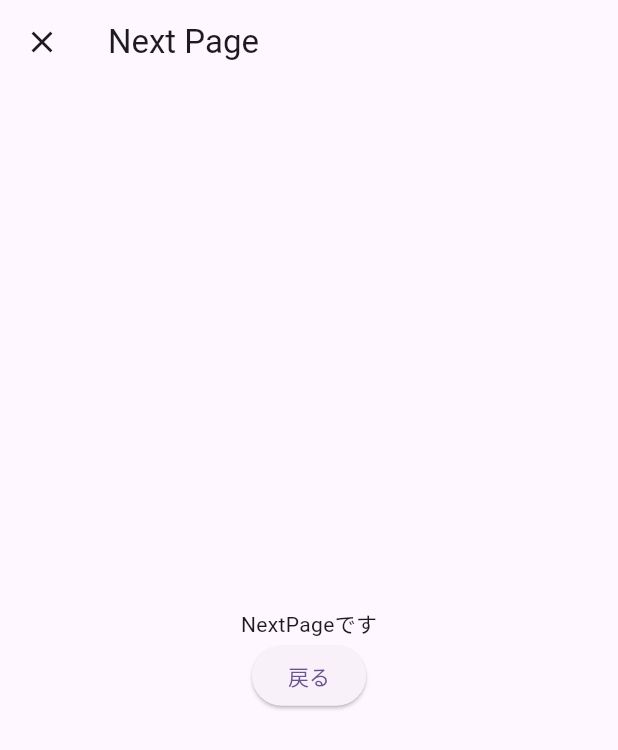
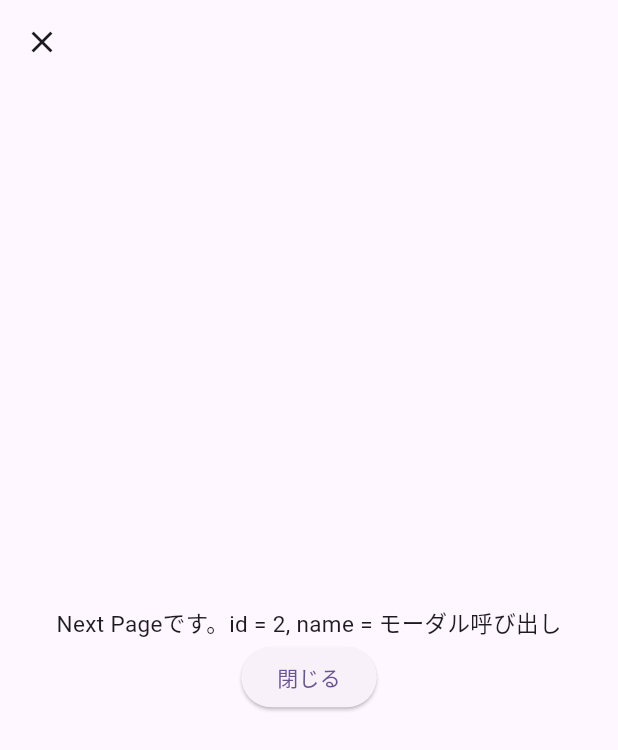
Before and after one commit to otachami/chapter06, a Flutter app: the screen it shows after launch, after a tap on "モーダル遷移", on a phone screen of 412 x 824 dp. Shown: the top 750 px of the screen. Run offline on Flutter 3.47's test engine with Material 3 defaults, Android fonts, the phone set to English and light mode, and no system bars.

Commit message:
実践2 遷移先ページへのパラメーター渡し

```diff
--- a/lib/main.dart
+++ b/lib/main.dart
@@ -34,7 +34,7 @@ class _MyHomePageState extends State<MyHomePage> {
       context,
       MaterialPageRoute(
         builder: (context) {
-          return NextPage();
+          return NextPage(id: 1, name: 'プッシュ呼び出し');
         },
       ),
     );
@@ -45,7 +45,7 @@ class _MyHomePageState extends State<MyHomePage> {
       context,
       MaterialPageRoute(
         builder: (context) {
-          return NextPage();
+          return NextPage(id: 2, name: 'モーダル呼び出し');
         },
         fullscreenDialog: true, // フルスクリーンダイアログとして表示
       ),
@@ -83,20 +83,28 @@ class _MyHomePageState extends State<MyHomePage> {
 }
 
 class NextPage extends StatelessWidget {
+  NextPage({required this.id, required this.name});
+
+  final int id;
+  final String name;
+
   @override
   Widget build(BuildContext context) {
     return Scaffold(
-      appBar: AppBar(title: Text('Next Page')),
+      appBar: AppBar(),
       body: Center(
         child: Column(
           mainAxisAlignment: MainAxisAlignment.center,
           children: [
-            Text('NextPageです'),
+            Text(
+              'Next Pageです。id = $id, name = $name',
+              style: TextStyle(fontSize: 15),
+            ),
             ElevatedButton(
               onPressed: () {
                 Navigator.pop(context);
               },
-              child: Text('戻る'),
+              child: Text(id == 1 ? '戻る' : '閉じる'),
             ),
           ],
         ),
```
